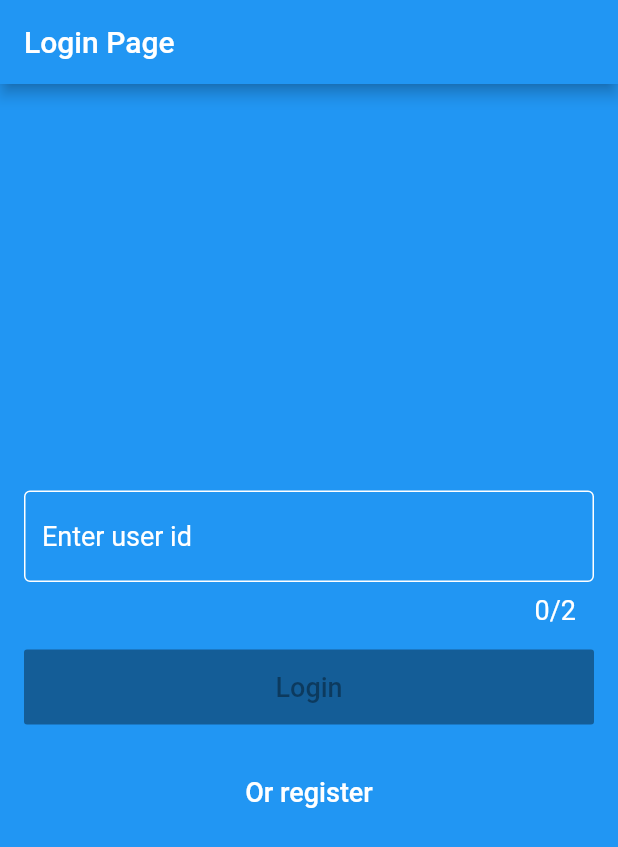
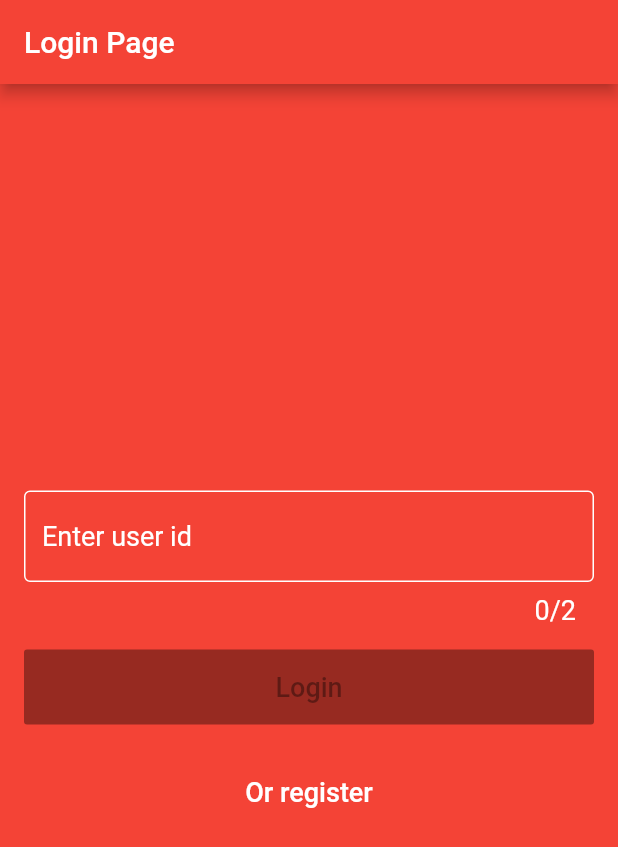
Before and after one commit to thisisyusub/App-Template, a Flutter app: the screen it shows after launch, on a phone screen of 412 x 824 dp. Shown: the top 847 px of the screen. Run offline on Flutter 3.47's test engine with Material 2 defaults, Android fonts, the phone set to English and light mode, and no system bars; our stand-ins replace bloc, dio, equatable, flutter_bloc, google_fonts, shared_preferences.

Commit message:
color is changed

```diff
--- a/lib/main.dart
+++ b/lib/main.dart
@@ -62,8 +62,9 @@ class _MyAppState extends State<MyApp> with WidgetsBindingObserver {
       ],
       debugShowCheckedModeBanner: false,
       theme: new ThemeData(
+        brightness: Brightness.light,
         primaryColor: AppColors.mainColor,
-        primaryColorDark: AppColors.secondDaryColor,
+        primaryColorDark: AppColors.secondaryColor,
         accentColor: AppColors.accentColor,
         scaffoldBackgroundColor: AppColors.mainColor,
         buttonTheme: new ButtonThemeData(
--- a/lib/presentation/shared/app_colors.dart
+++ b/lib/presentation/shared/app_colors.dart
@@ -3,7 +3,7 @@ import 'package:flutter/material.dart';
 class AppColors {
   AppColors._();
 
-  static const mainColor = Colors.blue;
-  static const secondDaryColor = Colors.blueGrey;
-  static const accentColor = Colors.blueAccent;
+  static const mainColor = Colors.red;
+  static final secondaryColor = Colors.red[500];
+  static const accentColor = Colors.redAccent;
 }
```
Also changed, not shown: lib/presentation/pages/home_page.dart (+1 -14 lines), lib/presentation/widgets/custom_drawer.dart (+35 -0 lines).
